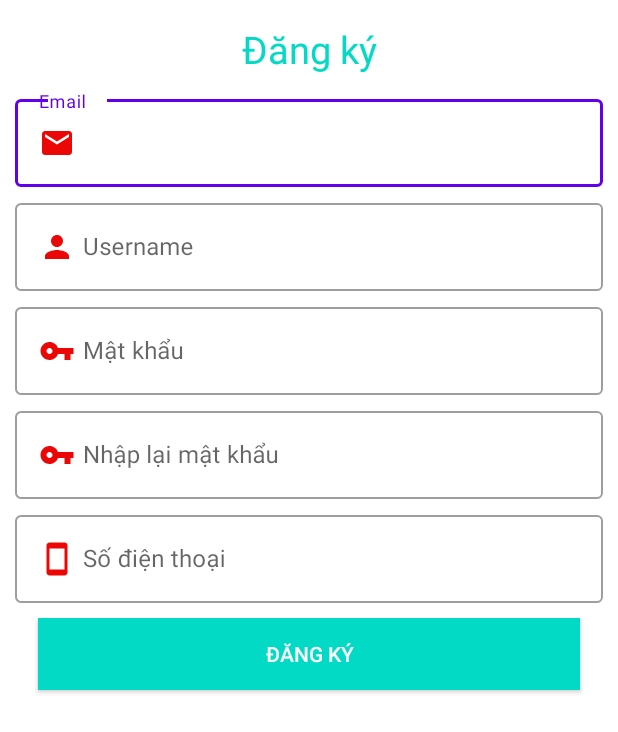
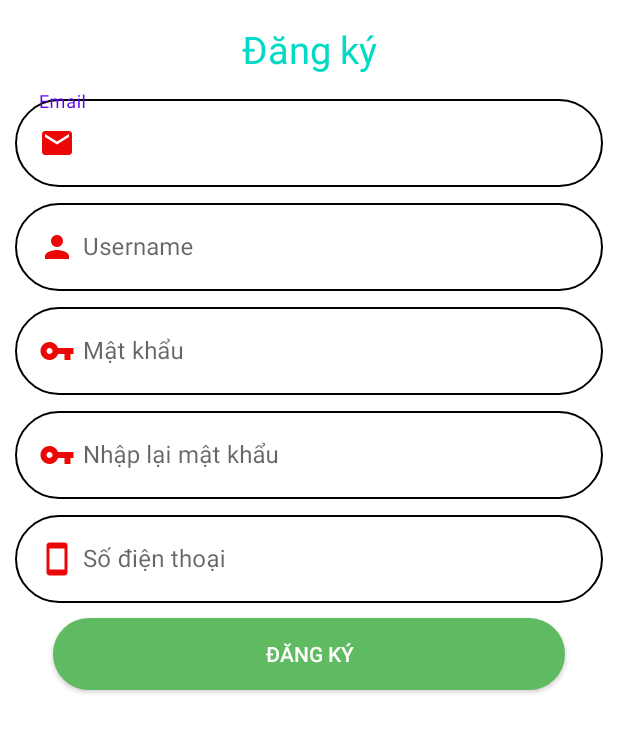
Before and after one commit to Nguyenvsang/AppBanDoChoi, an Android app: the DangKyActivity screen opened directly, with no data from a screen before it, on a phone screen of 412 x 824 dp. Shown: the top 732 px of the screen. Run offline under Robolectric (Android 15) with nearby library versions, the phone set to English and light mode, and no system bars.

Commit message:
cập nhật giao diện 2.0

```diff
--- a/app/src/main/java/com/example/appbandochoi/activity/ThemSPActivity.java
+++ b/app/src/main/java/com/example/appbandochoi/activity/ThemSPActivity.java
@@ -11,6 +11,6 @@ public class ThemSPActivity extends AppCompatActivity {
     @Override
     protected void onCreate(Bundle savedInstanceState) {
         super.onCreate(savedInstanceState);
-        setContentView(R.layout.activity_them_spactivity);
+        setContentView(R.layout.activity_them_sp);
     }
 }
--- /dev/null
+++ b/app/src/main/res/drawable/botron_button.xml
@@ -0,0 +1,30 @@
+<?xml version="1.0" encoding="utf-8"?>
+<shape
+    xmlns:android="http://schemas.android.com/apk/res/android"
+    android:shape="rectangle">
+
+    <!-- Set màu nền-->
+    <solid
+        android:color="@color/green_color" >
+    </solid>
+
+    <!-- đặt thuộc tính màu và độ rộng của đường viền -->
+    <stroke
+        android:width="1dp"
+        android:color="@color/green_color" >
+    </stroke>
+
+    <!-- các thuộc tính căn chỉnh-->
+    <padding
+        android:left="5dp"
+        android:top="5dp"
+        android:right="5dp"
+        android:bottom="5dp" >
+    </padding>
+
+    <!-- và đây là bán kính đường tròn ở 4 góc -->
+    <corners
+        android:radius="30dp" >
+    </corners>
+
+</shape>
--- /dev/null
+++ b/app/src/main/res/drawable/botron_edittext.xml
@@ -0,0 +1,11 @@
+<?xml version="1.0" encoding="utf-8"?>
+<shape xmlns:android="http://schemas.android.com/apk/res/android"
+    android:shape="rectangle" android:padding="15dp">
+    <solid android:color="#FFFFFF"/>
+    <corners
+        android:bottomRightRadius="30dp"
+        android:bottomLeftRadius="30dp"
+        android:topLeftRadius="30dp"
+        android:topRightRadius="30dp"/>
+    <stroke android:width="1dip" android:color="#000000" />
+</shape>
--- /dev/null
+++ b/app/src/main/res/drawable/ic_baseline_camera_alt_24.xml
@@ -0,0 +1,6 @@
+<vector android:height="24dp" android:tint="#EC0707"
+    android:viewportHeight="24" android:viewportWidth="24"
+    android:width="24dp" xmlns:android="http://schemas.android.com/apk/res/android">
+    <path android:fillColor="@android:color/white" android:pathData="M12,12m-3.2,0a3.2,3.2 0,1 1,6.4 0a3.2,3.2 0,1 1,-6.4 0"/>
+    <path android:fillColor="@android:color/white" android:pathData="M9,2L7.17,4L4,4c-1.1,0 -2,0.9 -2,2v12c0,1.1 0.9,2 2,2h16c1.1,0 2,-0.9 2,-2L22,6c0,-1.1 -0.9,-2 -2,-2h-3.17L15,2L9,2zM12,17c-2.76,0 -5,-2.24 -5,-5s2.24,-5 5,-5 5,2.24 5,5 -2.24,5 -5,5z"/>
+</vector>
--- a/app/src/main/res/layout/activity_dang_ky.xml
+++ b/app/src/main/res/layout/activity_dang_ky.xml
@@ -32,7 +32,8 @@
             android:drawableLeft="@drawable/ic_email"
             android:drawablePadding="5dp"
             android:layout_width="match_parent"
-            android:layout_height="wrap_content"/>
+            android:layout_height="wrap_content"
+            android:background="@drawable/botron_edittext"/>
 
     </com.google.android.material.textfield.TextInputLayout>
 
@@ -51,7 +52,8 @@
             android:drawableLeft="@drawable/ic_person_24"
             android:drawablePadding="5dp"
             android:layout_width="match_parent"
-            android:layout_height="wrap_content"/>
+            android:layout_height="wrap_content"
+            android:background="@drawable/botron_edittext"/>
 
     </com.google.android.material.textfield.TextInputLayout>
 
@@ -70,7 +72,8 @@
             android:drawableLeft="@drawable/ic_baseline_vpn_key_24"
             android:drawablePadding="5dp"
             android:layout_width="match_parent"
-            android:layout_height="wrap_content"/>
+            android:layout_height="wrap_content"
+            android:background="@drawable/botron_edittext"/>
 
     </com.google.android.material.textfield.TextInputLayout>
 
@@ -89,7 +92,8 @@
             android:drawableLeft="@drawable/ic_baseline_vpn_key_24"
             android:drawablePadding="5dp"
             android:layout_width="match_parent"
-            android:layout_height="wrap_content"/>
+            android:layout_height="wrap_content"
+            android:background="@drawable/botron_edittext"/>
 
     </com.google.android.material.textfield.TextInputLayout>
 
@@ -108,16 +112,17 @@
             android:drawableLeft="@drawable/ic_smartphone_24"
             android:drawablePadding="5dp"
             android:layout_width="match_parent"
-            android:layout_height="wrap_content"/>
+            android:layout_height="wrap_content"
+            android:background="@drawable/botron_edittext"/>
 
     </com.google.android.material.textfield.TextInputLayout>
 
     <androidx.appcompat.widget.AppCompatButton
         android:id="@+id/btndangky"
         app:layout_constraintTop_toBottomOf="@+id/line5"
-        android:background="@color/colortext"
-        android:layout_marginRight="25dp"
-        android:layout_marginLeft="25dp"
+        android:background="@drawable/botron_button"
+        android:layout_marginRight="35dp"
+        android:layout_marginLeft="35dp"
         android:layout_marginTop="10dp"
         android:text="Đăng ký"
         android:textColor="@android:color/white"
--- a/app/src/main/res/layout/activity_reset_pass.xml
+++ b/app/src/main/res/layout/activity_reset_pass.xml
@@ -21,7 +21,8 @@
             android:drawablePadding="10dp"
             android:inputType="textEmailAddress"
             android:layout_width="match_parent"
-            android:layout_height="wrap_content"/>
+            android:layout_height="wrap_content"
+            android:background="@drawable/botron_edittext"/>
 
     </com.google.android.material.textfield.TextInputLayout>
     <androidx.appcompat.widget.AppCompatButton
@@ -31,7 +32,7 @@
         android:layout_marginRight="10dp"
         android:text="Quên mật khẩu"
         android:textColor="@android:color/white"
-        android:background="@drawable/background_button"
+        android:background="@drawable/botron_button"
         android:layout_marginTop="25dp"
         android:layout_width="match_parent"
         android:layout_height="wrap_content"/>
--- a/app/src/main/res/layout/activity_search.xml
+++ b/app/src/main/res/layout/activity_search.xml
@@ -19,10 +19,14 @@
         android:layout_marginTop="10dp"
         android:layout_marginRight="10dp"
         android:layout_marginLeft="10dp"
+        android:padding="10dp"
         android:id="@+id/edtsearch"
         android:layout_width="match_parent"
         android:layout_height="wrap_content"
-        app:layout_constraintTop_toBottomOf="@id/toobar"/>
+        app:layout_constraintTop_toBottomOf="@id/toobar"
+        android:drawableRight="@drawable/ic_search_24"
+        android:drawableTint="@color/green_color"
+        android:background="@drawable/botron_edittext"/>
     <androidx.recyclerview.widget.RecyclerView
         android:id="@+id/recycleview_search"
         android:layout_marginTop="5dp"
--- a/app/src/main/res/layout/activity_thanh_toan.xml
+++ b/app/src/main/res/layout/activity_thanh_toan.xml
@@ -120,7 +120,8 @@
             android:hint="Nhập địa chỉ giao hàng"
             android:textColorHint="@android:color/holo_red_light"
             android:layout_width="match_parent"
-            android:layout_height="wrap_content">
+            android:layout_height="wrap_content"
+            android:background="@drawable/botron_edittext">
         </com.google.android.material.textfield.TextInputEditText>
 
     </com.google.android.material.textfield.TextInputLayout>
@@ -132,7 +133,7 @@
         android:layout_marginLeft="10dp"
         android:layout_marginRight="10dp"
         android:layout_marginBottom="10dp"
-        android:background="@drawable/background_button"
+        android:background="@drawable/botron_button"
         android:text="Đặt hàng"
         android:textColor="@android:color/white"
         android:layout_width="match_parent"
--- a/app/src/main/res/layout/item_dochoigo.xml
+++ b/app/src/main/res/layout/item_dochoigo.xml
@@ -35,6 +35,7 @@
             <TextView
                 android:id="@+id/itemdcg_gia"
                 android:textSize="16sp"
+                android:gravity="center"
                 android:text="150000vnd"
                 android:textColor="@android:color/holo_red_light"
                 android:layout_width="match_parent"
--- a/app/src/main/res/values/colors.xml
+++ b/app/src/main/res/values/colors.xml
@@ -18,4 +18,8 @@
     <color name="background_color">#ecf0f3</color>
     <color name="highlight">#ffffff</color>
     <color name="shadow_color">#d9dbde</color>
+
+    <color name="green_color_light">#aedcab</color>
+    <color name="green_color">#60BA62</color>
+    <color name="green_color_dark">#FF218431</color>
 </resources>
```
Also changed, not shown: app/src/main/AndroidManifest.xml (+8 -2 lines), app/src/main/res/layout/activity_chi_tiet.xml (+4 -5 lines), app/src/main/res/layout/activity_dang_nhap.xml (+7 -5 lines), app/src/main/res/layout/activity_gio_hang.xml (+5 -4 lines), app/src/main/res/layout/activity_quan_ly.xml (+3 -15 lines), app/src/main/res/layout/activity_them_sp.xml (renamed from app/src/main/res/layout/activity_them_spactivity.xml, +29 -8 lines).
